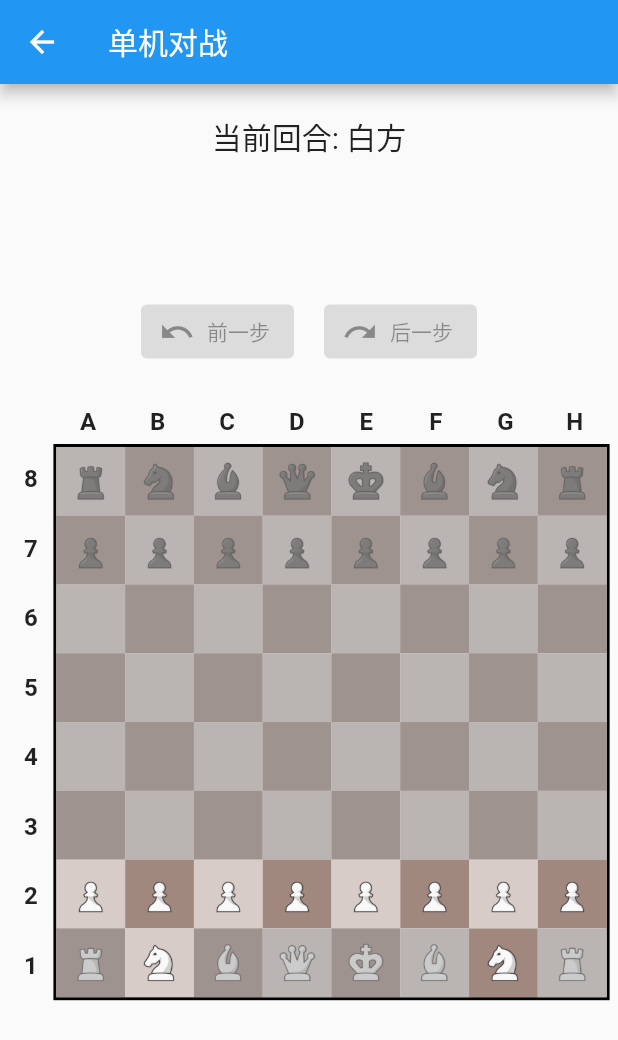
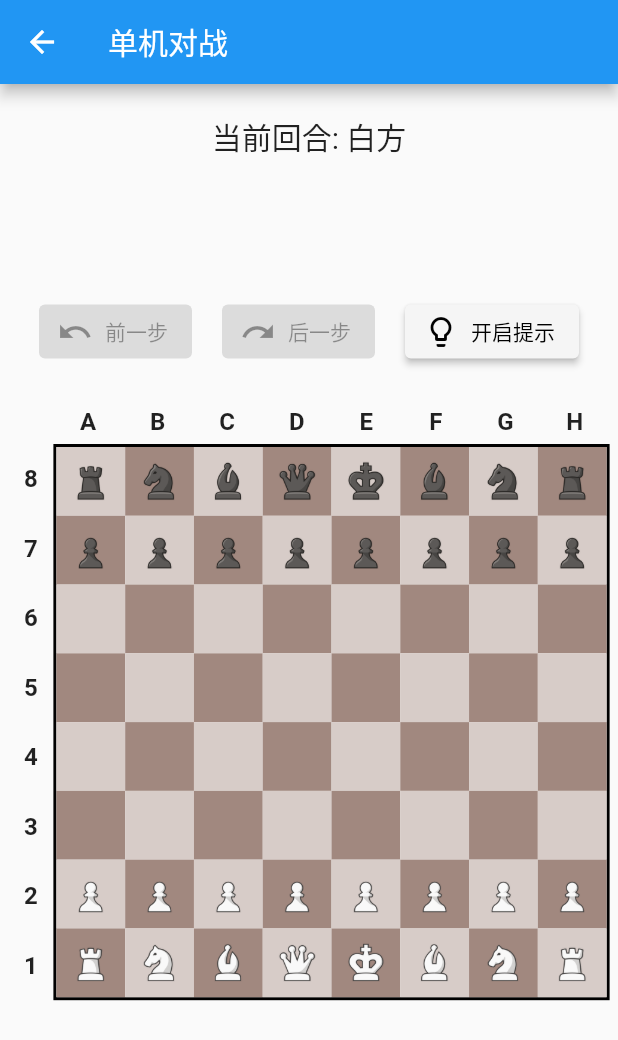
Before and after one commit to iptton/chess-flutter, a Flutter app: the screen it shows after launch, after a tap on "单机对战", on a phone screen of 412 x 824 dp. Shown: the top 1040 px of the screen. Run offline on Flutter 3.47's test engine with Material 2 defaults, Android fonts, the phone set to English and light mode, and no system bars; our stand-ins replace equatable, flutter_bloc.

Commit message:
添加提示开关

```diff
--- a/lib/blocs/chess_event.dart
+++ b/lib/blocs/chess_event.dart
@@ -61,3 +61,7 @@
   @override
   List<Object?> get props => [gameId];
 }
+
+class ToggleHintMode extends ChessEvent {
+  const ToggleHintMode();
+}
--- a/lib/models/chess_models.dart
+++ b/lib/models/chess_models.dart
@@ -114,6 +114,7 @@
   final bool isStalemate;
   final List<GameState> undoStates;
   final List<GameState> redoStates;
+  final bool hintMode;
 
   const GameState({
     required this.board,
@@ -133,6 +134,7 @@
     this.isStalemate = false,
     this.undoStates = const [],
     this.redoStates = const [],
+    this.hintMode = false,
   });
 
   GameState copyWith({
@@ -153,6 +155,7 @@
     bool? isStalemate,
     List<GameState>? undoStates,
     List<GameState>? redoStates,
+    bool? hintMode,
   }) {
     return GameState(
       board: board ?? this.board,
@@ -172,6 +175,7 @@
       isStalemate: isStalemate ?? this.isStalemate,
       undoStates: undoStates ?? this.undoStates,
       redoStates: redoStates ?? this.redoStates,
+      hintMode: hintMode ?? this.hintMode,
     );
   }
 
@@ -248,5 +252,6 @@
     isStalemate,
     undoStates,
     redoStates,
+    hintMode,
   ];
 }
--- a/lib/widgets/chess_board.dart
+++ b/lib/widgets/chess_board.dart
@@ -104,6 +104,18 @@
                                 foregroundColor: Colors.black,
                               ),
                             ),
+                            const SizedBox(width: 20),
+                            ElevatedButton.icon(
+                              onPressed: () {
+                                context.read<ChessBloc>().add(ToggleHintMode());
+                              },
+                              icon: Icon(state.hintMode ? Icons.lightbulb : Icons.lightbulb_outline),
+                              label: Text(state.hintMode ? '关闭提示' : '开启提示'),
+                              style: ElevatedButton.styleFrom(
+                                backgroundColor: state.hintMode ? Colors.yellow[100] : Colors.grey[100],
+                                foregroundColor: Colors.black,
+                              ),
+                            ),
                           ],
                         ),
                       ),
@@ -206,7 +218,7 @@
                                                       fit: BoxFit.contain,
                                                     ),
                                                   ),
-                                                if (isValidMove)
+                                                if (state.hintMode && isValidMove)
                                                   Center(
                                                     child: Container(
                                                       width: 16,
@@ -219,7 +231,7 @@
                                                       ),
                                                     ),
                                                   ),
-                                                if (isSelected || (state.isCheck ? isMovablePiece : !isMovablePiece))
+                                                if (isSelected || (state.hintMode && (state.isCheck ? isMovablePiece : !isMovablePiece)))
                                                   Container(
                                                     color: isSelected
                                                         ? Colors.blue.withOpacity(0.3)
```
Also changed, not shown: lib/blocs/chess_bloc.dart (+9 -2 lines).
